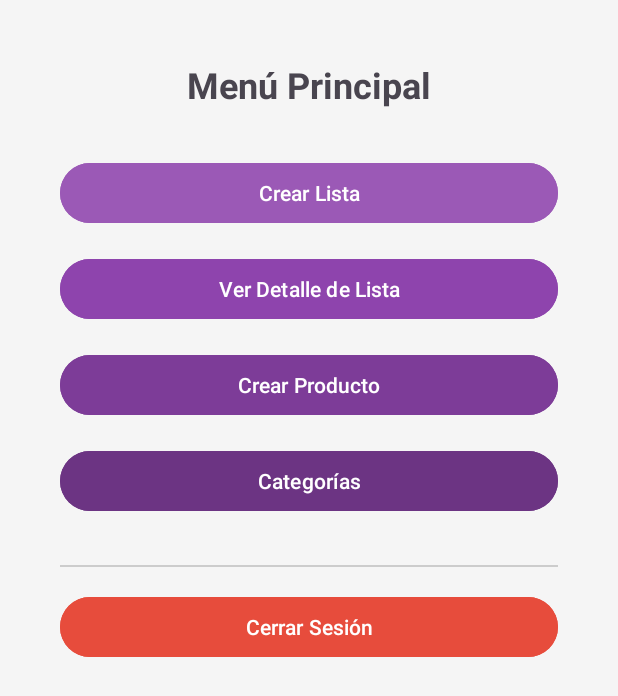
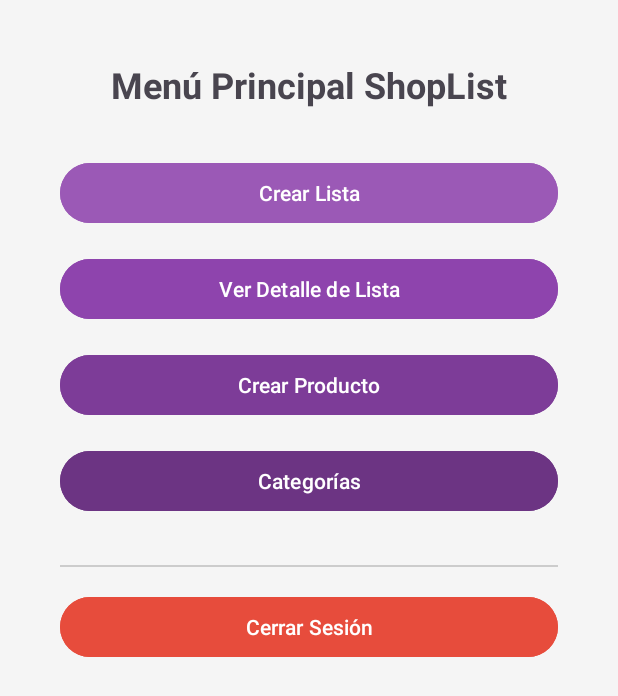
Before and after one commit to ChavezSalazarMarggioriCristina/Proyecto, an Android app: the MainActivity screen opened directly, with no data from a screen before it, on a phone screen of 412 x 824 dp. Shown: the top 696 px of the screen. Run offline under Robolectric (Android 15) with nearby library versions, the light colour scheme and no system bars.

```diff
--- a/app/src/main/res/layout/activity_main.xml
+++ b/app/src/main/res/layout/activity_main.xml
@@ -17,7 +17,7 @@
         <TextView
             android:layout_width="wrap_content"
             android:layout_height="wrap_content"
-            android:text="Menú Principal"
+            android:text="Menú Principal ShopList"
             android:textSize="24sp"
             android:textStyle="bold"
             android:layout_marginBottom="32dp" />
```
